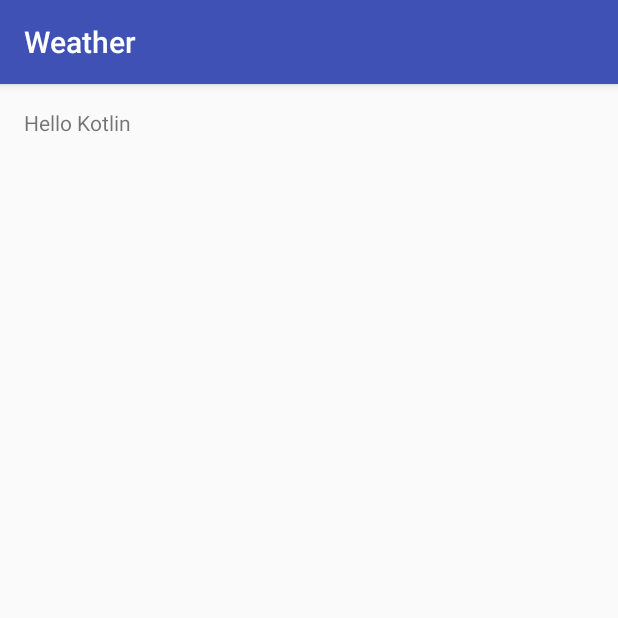
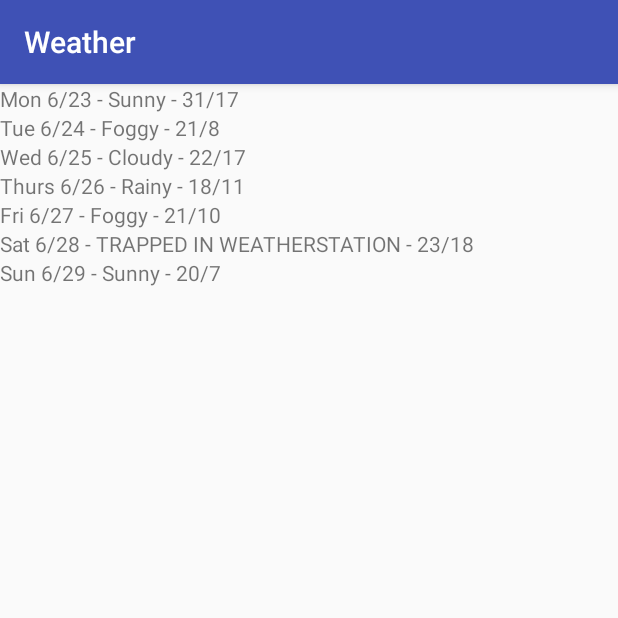
Before and after one commit to tuchangwei/Weather-Kotlin, an Android app: the screen it shows after launch (MainActivity), on a phone screen of 412 x 824 dp, the top half of it. Run offline under Robolectric (Android 15) with nearby library versions, the phone set to English and light mode, and no system bars.

Commit message:
show hand-write forecast items on Home Screen.

```diff
--- a/Weather/app/build.gradle
+++ b/Weather/app/build.gradle
@@ -28,10 +28,11 @@ dependencies {
     androidTestCompile('com.android.support.test.espresso:espresso-core:2.2.2', {
         exclude group: 'com.android.support', module: 'support-annotations'
     })
-    compile 'com.android.support:appcompat-v7:25.1.1'
+    compile "com.android.support:appcompat-v7:$support_version"
     testCompile 'junit:junit:4.12'
     compile "org.jetbrains.kotlin:kotlin-stdlib:$kotlin_version"
-    compile "org.jetbrains.anko:anko-common:0.9"
+    compile "org.jetbrains.anko:anko-common:$anko_version"
+    compile "com.android.support:recyclerview-v7:$support_version"
 }
 repositories {
     mavenCentral()
--- /dev/null
+++ b/Weather/app/src/main/java/com/vale/weather/ForecastListAdapter.kt
@@ -0,0 +1,24 @@
+package com.vale.weather
+
+import android.support.v7.widget.RecyclerView
+import android.view.ViewGroup
+import android.widget.TextView
+
+/**
+ * Created by vale on 05/02/2017.
+ */
+class ForecastListAdapter(val items: List<String>):RecyclerView.Adapter<ForecastListAdapter.ViewHolder>() {
+    override fun onBindViewHolder(holder: ViewHolder, position: Int) {
+        holder.textView.text = items[position]
+    }
+
+    override fun getItemCount(): Int = items.size
+
+    override fun onCreateViewHolder(parent: ViewGroup, viewType: Int): ViewHolder {
+        return ViewHolder(TextView(parent.context))
+    }
+
+    class ViewHolder(val textView: TextView): RecyclerView.ViewHolder(textView)
+
+
+}
--- a/Weather/app/src/main/java/com/vale/weather/MainActivity.kt
+++ b/Weather/app/src/main/java/com/vale/weather/MainActivity.kt
@@ -2,13 +2,25 @@ package com.vale.weather
 
 import android.support.v7.app.AppCompatActivity
 import android.os.Bundle
+import android.support.v7.widget.LinearLayoutManager
+import android.support.v7.widget.RecyclerView
 import kotlinx.android.synthetic.main.activity_main.*
 
 class MainActivity : AppCompatActivity() {
-
+    private val items = listOf(
+            "Mon 6/23 - Sunny - 31/17",
+            "Tue 6/24 - Foggy - 21/8",
+            "Wed 6/25 - Cloudy - 22/17",
+            "Thurs 6/26 - Rainy - 18/11",
+            "Fri 6/27 - Foggy - 21/10",
+            "Sat 6/28 - TRAPPED IN WEATHERSTATION - 23/18",
+            "Sun 6/29 - Sunny - 20/7"
+    )
     override fun onCreate(savedInstanceState: Bundle?) {
         super.onCreate(savedInstanceState)
         setContentView(R.layout.activity_main)
-        message.text = "Hello Kotlin"
+        val forecastList = findViewById(R.id.forecast_list) as RecyclerView
+        forecastList.layoutManager = LinearLayoutManager(this)
+        forecastList.adapter = ForecastListAdapter(items)
     }
 }
--- a/Weather/app/src/main/res/layout/activity_main.xml
+++ b/Weather/app/src/main/res/layout/activity_main.xml
@@ -1,18 +1,12 @@
 <?xml version="1.0" encoding="utf-8"?>
-<RelativeLayout xmlns:android="http://schemas.android.com/apk/res/android"
+<FrameLayout xmlns:android="http://schemas.android.com/apk/res/android"
     xmlns:tools="http://schemas.android.com/tools"
     android:id="@+id/activity_main"
     android:layout_width="match_parent"
     android:layout_height="match_parent"
-    android:paddingBottom="@dimen/activity_vertical_margin"
-    android:paddingLeft="@dimen/activity_horizontal_margin"
-    android:paddingRight="@dimen/activity_horizontal_margin"
-    android:paddingTop="@dimen/activity_vertical_margin"
     tools:context="com.vale.weather.MainActivity">
-
-    <TextView
-        android:layout_width="wrap_content"
-        android:layout_height="wrap_content"
-        android:text="Hello World!"
-        android:id="@+id/message"/>
-</RelativeLayout>
+    <android.support.v7.widget.RecyclerView
+        android:layout_width="match_parent"
+        android:layout_height="match_parent"
+        android:id="@+id/forecast_list"/>
+</FrameLayout>
--- a/Weather/build.gradle
+++ b/Weather/build.gradle
@@ -2,6 +2,8 @@
 
 buildscript {
     ext.kotlin_version = '1.0.6'
+    ext.anko_version = '0.9'
+    ext.support_version = '25.1.1'
     repositories {
         jcenter()
     }
```
